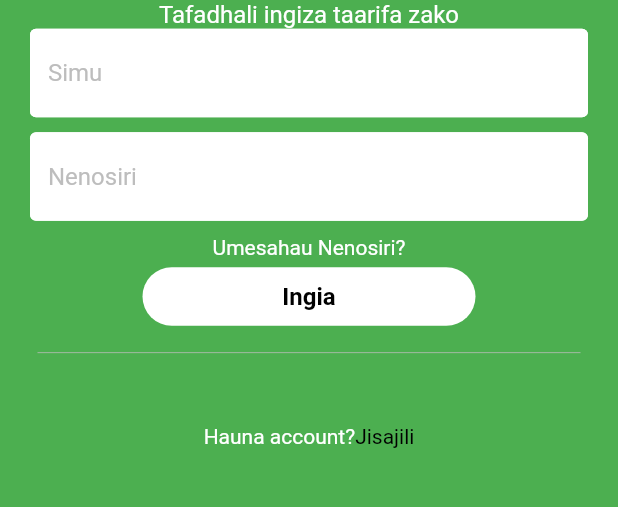
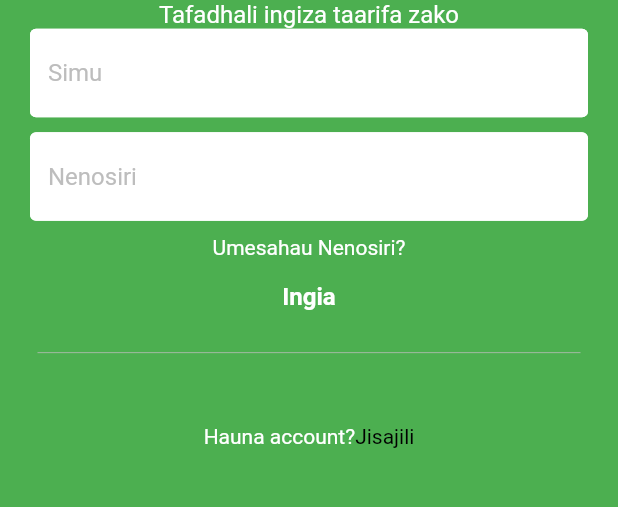
Before and after one commit to formayhem/sevan-app, a Flutter app: the screen it shows after launch, after a tap on "Ingia", on a phone screen of 412 x 824 dp, the part 612-1119 px from its top. Run offline on Flutter 3.47's test engine with Material 2 defaults, Android fonts, the phone set to English and light mode, and no system bars; network calls fail.

Commit message:
Added register screen and edited the welcome screen

```diff
--- a/sevan_app/lib/components/loginbutton.dart
+++ b/sevan_app/lib/components/loginbutton.dart
@@ -14,13 +14,13 @@ class LoginButton extends StatelessWidget{
         padding:const EdgeInsets.all(10),
         margin:const EdgeInsets.symmetric(horizontal: 95),
         decoration: BoxDecoration(
-          color: Colors.white,
+          color: Colors.green,
           borderRadius: BorderRadius.circular(100)
           ),
         child: const Center(
           child: Text("Ingia",
           style: TextStyle(
-            color: Colors.black,
+            color: Colors.white,
             fontWeight: FontWeight.bold,
             fontSize: 16,
           ),
--- a/sevan_app/lib/components/registerbutton.dart
+++ b/sevan_app/lib/components/registerbutton.dart
@@ -14,13 +14,13 @@ class RegisterButton extends StatelessWidget{
         padding:const EdgeInsets.all(10),
         margin:const EdgeInsets.symmetric(horizontal: 95),
         decoration: BoxDecoration(
-          color: Colors.white,
+          color: Colors.green,
           borderRadius: BorderRadius.circular(100)
           ),
         child: const Center(
           child: Text("Jisajili",
           style: TextStyle(
-            color: Colors.black,
+            color: Colors.white,
             fontWeight: FontWeight.bold,
             fontSize: 16,
           ),
--- a/sevan_app/lib/main.dart
+++ b/sevan_app/lib/main.dart
@@ -1,5 +1,6 @@
 
 import 'package:app/pages/home_page.dart';
+import 'package:app/pages/register_page.dart';
 import 'package:app/providers/mchezo_provider.dart';
 import 'package:provider/provider.dart';
 import './pages/welcome_page.dart';
--- a/sevan_app/lib/pages/login_page.dart
+++ b/sevan_app/lib/pages/login_page.dart
@@ -54,7 +54,7 @@ class LoginPage extends StatelessWidget {
             const SizedBox(height: 10,),
 
             //forgot password
-               Padding(
+               const Padding(
                 padding: EdgeInsets.symmetric(horizontal: 20),
                 child:  Row(
                   mainAxisAlignment: MainAxisAlignment.center,
@@ -93,7 +93,7 @@ class LoginPage extends StatelessWidget {
             const SizedBox(height: 40),
 
             //not a member?
-                Row(
+                const Row(
                   mainAxisAlignment: MainAxisAlignment.center,
                   children: [
                     Text('Hauna account?',
--- a/sevan_app/lib/pages/welcome_page.dart
+++ b/sevan_app/lib/pages/welcome_page.dart
@@ -15,14 +15,14 @@ class WelcomePage extends StatelessWidget {
   @override
   Widget build(BuildContext context) {
     return  Scaffold(
-      backgroundColor: Colors.green,
+      backgroundColor: Colors.white,
 
       body: SafeArea(
         child:  Center(
           child: Column(
             children: [
               //Logo
-            Image.asset('lib/Images/SevanLogo.png',
+            Image.asset('lib/Images/SevanGreen.png',
               height: 500,
             ),
               //login button
```
Also changed, not shown: sevan_app/lib/pages/home_page.dart (+8 -7 lines), sevan_app/lib/pages/register_page.dart (+13 -2 lines), sevan_app/lib/pages/register_page_background.dart (added, +29 -0 lines), sevan_app/lib/pages/register_page_form.dart (added, +67 -0 lines), sevan_app/pubspec.lock, 1 other file.
